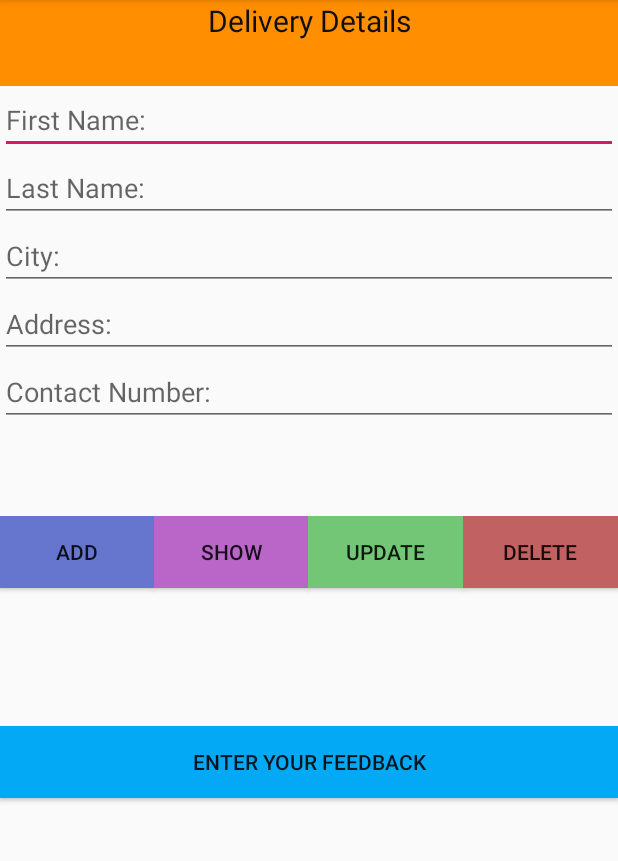
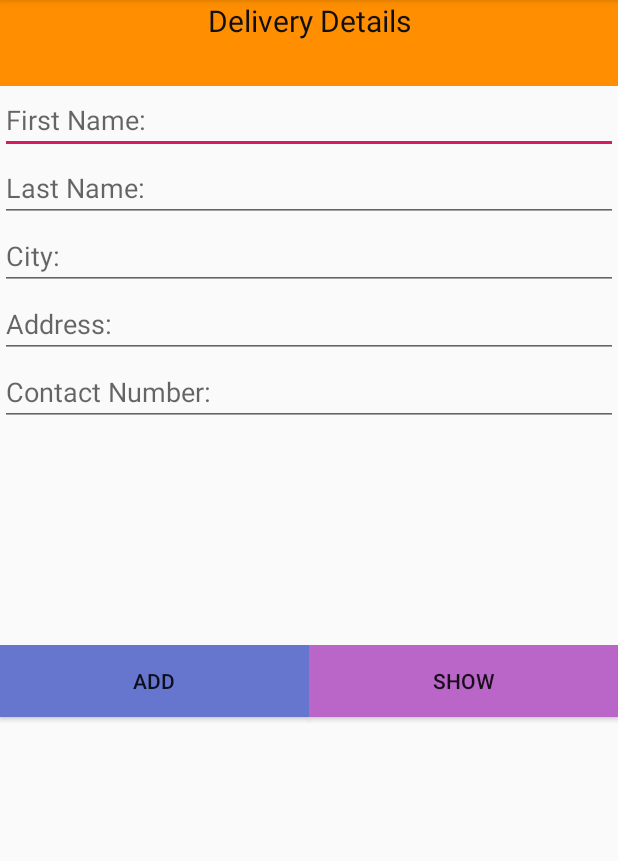
Before and after one commit to Perusha/MAD-Project, an Android app: the DeliveryDetails screen opened directly, with no data from a screen before it, on a phone screen of 412 x 824 dp, the part 84-945 px from its top. Run offline under Robolectric (Android 15) with nearby library versions, the phone set to English and light mode, and no system bars; our stand-ins replace Firebase (no records; nobody signed in at launch, a user with empty details on screens opened directly); 2 statements that could not run were skipped.

Commit message:
next8 commit

```diff
--- a/app/src/main/res/layout/activity_delivery_details.xml
+++ b/app/src/main/res/layout/activity_delivery_details.xml
@@ -59,7 +59,7 @@
 
     <Space
         android:layout_width="match_parent"
-        android:layout_height="60dp" />
+        android:layout_height="146dp" />
 
     <LinearLayout
         android:layout_width="match_parent"
@@ -87,29 +87,8 @@
                 android:background="#BA65C8"
                 android:text="Show" />
 
-            <Button
-                android:id="@+id/buttonUp"
-                android:layout_width="wrap_content"
-                android:layout_height="wrap_content"
-                android:layout_weight="1"
-                android:background="#74C677"
-                android:text="Update" />
-
-            <Button
-                android:id="@+id/buttonDelete"
-                android:layout_width="wrap_content"
-                android:layout_height="wrap_content"
-                android:layout_weight="1"
-                android:background="#C16161"
-                android:text="Delete" />
 
         </LinearLayout>
 
-        <Button
-            android:id="@+id/buttonFeed"
-            android:layout_width="match_parent"
-            android:layout_height="wrap_content"
-            android:background="#03A9F4"
-            android:text="Enter Your Feedback" />
     </LinearLayout>
 </LinearLayout>
```
